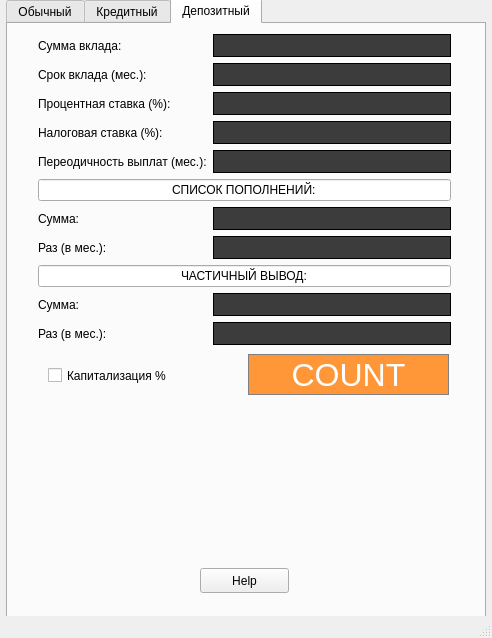
Old version of the form src/View/mainwindow.ui in the repository Lyub1m1y/SmartCalc_v1.0-0.
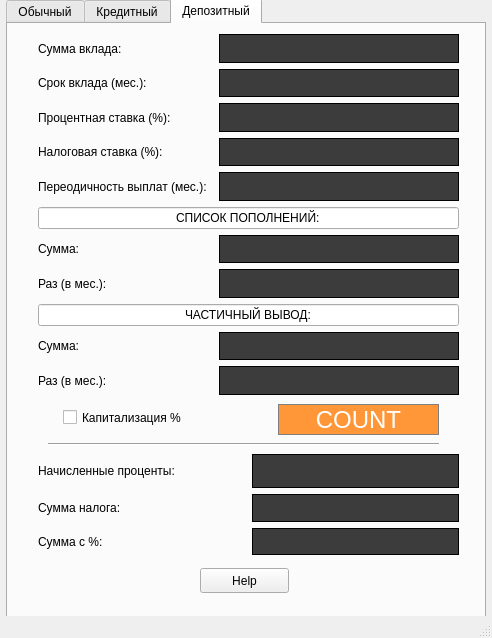
New version of the form. Custom widgets are drawn as their Qt base class.

Commit message: need fix ui and make backend for deposit calc

What changed in the file:
```diff
--- a/src/View/mainwindow.ui
+++ b/src/View/mainwindow.ui
@@ -1583,20 +1583,31 @@
        <rect>
         <x>30</x>
         <y>10</y>
-        <width>413</width>
-        <height>311</height>
+        <width>421</width>
+        <height>361</height>
        </rect>
       </property>
-      <layout class="QGridLayout" name="gridLayout_5">
-       <item row="3" column="0">
-        <widget class="QLabel" name="label_sum_credit_2">
-         <property name="text">
-          <string>Процентная ставка (%): </string>
+      <layout class="QGridLayout" name="gridLayout_5" columnstretch="0,0,0">
+       <property name="sizeConstraint">
+        <enum>QLayout::SetMinimumSize</enum>
+       </property>
+       <property name="rightMargin">
+        <number>0</number>
+       </property>
+       <property name="bottomMargin">
+        <number>0</number>
+       </property>
+       <property name="horizontalSpacing">
+        <number>6</number>
+       </property>
+       <item row="12" column="2">
+        <widget class="QLineEdit" name="edit_once_month_pop">
+         <property name="maximumSize">
+          <size>
+           <width>16777215</width>
+           <height>31</height>
+          </size>
          </property>
-        </widget>
-       </item>
-       <item row="3" column="1">
-        <widget class="QLineEdit" name="edit_sum_credit_2">
          <property name="styleSheet">
           <string notr="true">QLineEdit {
 	font: 22pt &quot;Helvetica&quot;;
@@ -1620,40 +1631,32 @@
          </property>
         </widget>
        </item>
-       <item row="4" column="1">
-        <widget class="QLineEdit" name="edit_sum_credit_3">
-         <property name="styleSheet">
-          <string notr="true">QLineEdit {
-	font: 22pt &quot;Helvetica&quot;;
-	background-color: rgb(60,60,60);
-	color: white;
-	border: 1px solid black;
-	padding: 5px;
-}</string>
-         </property>
+       <item row="6" column="0">
+        <widget class="QLabel" name="label_periodicity">
          <property name="text">
-          <string/>
+          <string>Переодичность выплат (мес.):</string>
          </property>
-         <property name="maxLength">
-          <number>32767</number>
-         </property>
-         <property name="alignment">
-          <set>Qt::AlignRight|Qt::AlignTrailing|Qt::AlignVCenter</set>
-         </property>
-         <property name="clearButtonEnabled">
-          <bool>false</bool>
-         </property>
         </widget>
        </item>
-       <item row="4" column="0">
-        <widget class="QLabel" name="label_sum_credit_3">
+       <item row="2" column="0">
+        <widget class="QLabel" name="label_term_deposit">
          <property name="text">
-          <string>Налоговая ставка (%):</string>
+          <string>Срок вклада (мес.):</string>
          </property>
         </widget>
        </item>
        <item row="8" column="0">
-        <widget class="QLabel" name="label_term_credit_6">
+        <widget class="QLabel" name="label_sum_add">
+         <property name="enabled">
+          <bool>true</bool>
+         </property>
+         <property name="text">
+          <string>Cумма:</string>
+         </property>
+        </widget>
+       </item>
+       <item row="12" column="0">
+        <widget class="QLabel" name="label_once_month_pop">
          <property name="enabled">
           <bool>true</bool>
          </property>
@@ -1662,30 +1665,38 @@
          </property>
         </widget>
        </item>
-       <item row="9" column="0" colspan="2">
-        <widget class="QLineEdit" name="lineEdit_17">
+       <item row="2" column="2">
+        <widget class="QLineEdit" name="edit_term_deposit">
+         <property name="maximumSize">
+          <size>
+           <width>16777215</width>
+           <height>31</height>
+          </size>
+         </property>
+         <property name="styleSheet">
+          <string notr="true">QLineEdit {
+	font: 22pt &quot;Helvetica&quot;;
+	background-color: rgb(60,60,60);
+	color: white;
+	border: 1px solid black;
+	padding: 5px;
+}</string>
+         </property>
          <property name="text">
-          <string>ЧАСТИЧНЫЙ ВЫВОД:</string>
+          <string/>
+         </property>
+         <property name="maxLength">
+          <number>32767</number>
          </property>
          <property name="alignment">
-          <set>Qt::AlignCenter</set>
+          <set>Qt::AlignRight|Qt::AlignTrailing|Qt::AlignVCenter</set>
          </property>
-         <property name="readOnly">
-          <bool>true</bool>
+         <property name="clearButtonEnabled">
+          <bool>false</bool>
          </property>
         </widget>
        </item>
-       <item row="10" column="0">
-        <widget class="QLabel" name="label_term_credit_5">
-         <property name="enabled">
-          <bool>true</bool>
-         </property>
-         <property name="text">
-          <string>Cумма:</string>
-         </property>
-        </widget>
-       </item>
-       <item row="6" column="0" colspan="2">
+       <item row="7" column="0" colspan="3">
         <widget class="QLineEdit" name="lineEdit_16">
          <property name="text">
           <string>СПИСОК ПОПОЛНЕНИЙ:</string>
@@ -1698,157 +1709,14 @@
          </property>
         </widget>
        </item>
-       <item row="5" column="1">
-        <widget class="QLineEdit" name="edit_sum_credit_4">
-         <property name="styleSheet">
-          <string notr="true">QLineEdit {
-	font: 22pt &quot;Helvetica&quot;;
-	background-color: rgb(60,60,60);
-	color: white;
-	border: 1px solid black;
-	padding: 5px;
-}</string>
+       <item row="11" column="2">
+        <widget class="QLineEdit" name="edit_sum_pop">
+         <property name="maximumSize">
+          <size>
+           <width>16777215</width>
+           <height>31</height>
+          </size>
          </property>
-         <property name="text">
-          <string/>
-         </property>
-         <property name="maxLength">
-          <number>32767</number>
-         </property>
-         <property name="alignment">
-          <set>Qt::AlignRight|Qt::AlignTrailing|Qt::AlignVCenter</set>
-         </property>
-         <property name="clearButtonEnabled">
-          <bool>false</bool>
-         </property>
-        </widget>
-       </item>
-       <item row="2" column="0">
-        <widget class="QLabel" name="label_interest_rate_2">
-         <property name="text">
-          <string>Срок вклада (мес.):</string>
-         </property>
-        </widget>
-       </item>
-       <item row="2" column="1">
-        <widget class="QLineEdit" name="edit_interest_rate_2">
-         <property name="styleSheet">
-          <string notr="true">QLineEdit {
-	font: 22pt &quot;Helvetica&quot;;
-	background-color: rgb(60,60,60);
-	color: white;
-	border: 1px solid black;
-	padding: 5px;
-}</string>
-         </property>
-         <property name="text">
-          <string/>
-         </property>
-         <property name="maxLength">
-          <number>32767</number>
-         </property>
-         <property name="alignment">
-          <set>Qt::AlignRight|Qt::AlignTrailing|Qt::AlignVCenter</set>
-         </property>
-         <property name="clearButtonEnabled">
-          <bool>false</bool>
-         </property>
-        </widget>
-       </item>
-       <item row="8" column="1">
-        <widget class="QLineEdit" name="edit_sum_credit_6">
-         <property name="styleSheet">
-          <string notr="true">QLineEdit {
-	font: 22pt &quot;Helvetica&quot;;
-	background-color: rgb(60,60,60);
-	color: white;
-	border: 1px solid black;
-	padding: 5px;
-}</string>
-         </property>
-         <property name="text">
-          <string/>
-         </property>
-         <property name="maxLength">
-          <number>32767</number>
-         </property>
-         <property name="alignment">
-          <set>Qt::AlignRight|Qt::AlignTrailing|Qt::AlignVCenter</set>
-         </property>
-         <property name="clearButtonEnabled">
-          <bool>false</bool>
-         </property>
-        </widget>
-       </item>
-       <item row="10" column="1">
-        <widget class="QLineEdit" name="edit_sum_credit_7">
-         <property name="styleSheet">
-          <string notr="true">QLineEdit {
-	font: 22pt &quot;Helvetica&quot;;
-	background-color: rgb(60,60,60);
-	color: white;
-	border: 1px solid black;
-	padding: 5px;
-}</string>
-         </property>
-         <property name="text">
-          <string/>
-         </property>
-         <property name="maxLength">
-          <number>32767</number>
-         </property>
-         <property name="alignment">
-          <set>Qt::AlignRight|Qt::AlignTrailing|Qt::AlignVCenter</set>
-         </property>
-         <property name="clearButtonEnabled">
-          <bool>false</bool>
-         </property>
-        </widget>
-       </item>
-       <item row="0" column="1">
-        <widget class="QLineEdit" name="edit_term_credit_2">
-         <property name="styleSheet">
-          <string notr="true">QLineEdit {
-	font: 22pt &quot;Helvetica&quot;;
-	background-color: rgb(60,60,60);
-	color: white;
-	border: 1px solid black;
-	padding: 5px;
-}</string>
-         </property>
-         <property name="text">
-          <string/>
-         </property>
-         <property name="maxLength">
-          <number>32767</number>
-         </property>
-         <property name="alignment">
-          <set>Qt::AlignRight|Qt::AlignTrailing|Qt::AlignVCenter</set>
-         </property>
-         <property name="clearButtonEnabled">
-          <bool>false</bool>
-         </property>
-        </widget>
-       </item>
-       <item row="7" column="0">
-        <widget class="QLabel" name="label_term_credit_3">
-         <property name="enabled">
-          <bool>true</bool>
-         </property>
-         <property name="text">
-          <string>Cумма:</string>
-         </property>
-        </widget>
-       </item>
-       <item row="5" column="0">
-        <widget class="QLabel" name="label_sum_credit_4">
-         <property name="text">
-          <string>Переодичность выплат (мес.):</string>
-         </property>
-        </widget>
-       </item>
-       <item row="7" column="1">
-        <widget class="QLineEdit" name="edit_sum_credit_5">
          <property name="styleSheet">
           <string notr="true">QLineEdit {
 	font: 22pt &quot;Helvetica&quot;;
@@ -1883,7 +1751,230 @@
         </widget>
        </item>
        <item row="11" column="0">
-        <widget class="QLabel" name="label_term_credit_4">
+        <widget class="QLabel" name="label_sum_pop">
+         <property name="enabled">
+          <bool>true</bool>
+         </property>
+         <property name="text">
+          <string>Cумма:</string>
+         </property>
+        </widget>
+       </item>
+       <item row="5" column="0">
+        <widget class="QLabel" name="label_tax_rate">
+         <property name="text">
+          <string>Налоговая ставка (%):</string>
+         </property>
+        </widget>
+       </item>
+       <item row="9" column="2">
+        <widget class="QLineEdit" name="edit_once_month_add">
+         <property name="maximumSize">
+          <size>
+           <width>16777215</width>
+           <height>31</height>
+          </size>
+         </property>
+         <property name="styleSheet">
+          <string notr="true">QLineEdit {
+	font: 22pt &quot;Helvetica&quot;;
+	background-color: rgb(60,60,60);
+	color: white;
+	border: 1px solid black;
+	padding: 5px;
+}</string>
+         </property>
+         <property name="text">
+          <string/>
+         </property>
+         <property name="maxLength">
+          <number>32767</number>
+         </property>
+         <property name="alignment">
+          <set>Qt::AlignRight|Qt::AlignTrailing|Qt::AlignVCenter</set>
+         </property>
+         <property name="clearButtonEnabled">
+          <bool>false</bool>
+         </property>
+        </widget>
+       </item>
+       <item row="10" column="0" colspan="3">
+        <widget class="QLineEdit" name="lineEdit_17">
+         <property name="text">
+          <string>ЧАСТИЧНЫЙ ВЫВОД:</string>
+         </property>
+         <property name="alignment">
+          <set>Qt::AlignCenter</set>
+         </property>
+         <property name="readOnly">
+          <bool>true</bool>
+         </property>
+        </widget>
+       </item>
+       <item row="5" column="2">
+        <widget class="QLineEdit" name="edit_tax_rate">
+         <property name="maximumSize">
+          <size>
+           <width>16777215</width>
+           <height>31</height>
+          </size>
+         </property>
+         <property name="styleSheet">
+          <string notr="true">QLineEdit {
+	font: 22pt &quot;Helvetica&quot;;
+	background-color: rgb(60,60,60);
+	color: white;
+	border: 1px solid black;
+	padding: 5px;
+}</string>
+         </property>
+         <property name="text">
+          <string/>
+         </property>
+         <property name="maxLength">
+          <number>32767</number>
+         </property>
+         <property name="alignment">
+          <set>Qt::AlignRight|Qt::AlignTrailing|Qt::AlignVCenter</set>
+         </property>
+         <property name="clearButtonEnabled">
+          <bool>false</bool>
+         </property>
+        </widget>
+       </item>
+       <item row="6" column="2">
+        <widget class="QLineEdit" name="edit_periodicity">
+         <property name="maximumSize">
+          <size>
+           <width>16777215</width>
+           <height>31</height>
+          </size>
+         </property>
+         <property name="styleSheet">
+          <string notr="true">QLineEdit {
+	font: 22pt &quot;Helvetica&quot;;
+	background-color: rgb(60,60,60);
+	color: white;
+	border: 1px solid black;
+	padding: 5px;
+}</string>
+         </property>
+         <property name="text">
+          <string/>
+         </property>
+         <property name="maxLength">
+          <number>32767</number>
+         </property>
+         <property name="alignment">
+          <set>Qt::AlignRight|Qt::AlignTrailing|Qt::AlignVCenter</set>
+         </property>
+         <property name="clearButtonEnabled">
+          <bool>false</bool>
+         </property>
+        </widget>
+       </item>
+       <item row="3" column="0">
+        <widget class="QLabel" name="label_interest_rate_deposit">
+         <property name="text">
+          <string>Процентная ставка (%): </string>
+         </property>
+        </widget>
+       </item>
+       <item row="3" column="2">
+        <widget class="QLineEdit" name="edit_interest_rate_deposit">
+         <property name="maximumSize">
+          <size>
+           <width>16777215</width>
+           <height>31</height>
+          </size>
+         </property>
+         <property name="styleSheet">
+          <string notr="true">QLineEdit {
+	font: 22pt &quot;Helvetica&quot;;
+	background-color: rgb(60,60,60);
+	color: white;
+	border: 1px solid black;
+	padding: 5px;
+}</string>
+         </property>
+         <property name="text">
+          <string/>
+         </property>
+         <property name="maxLength">
+          <number>32767</number>
+         </property>
+         <property name="alignment">
+          <set>Qt::AlignRight|Qt::AlignTrailing|Qt::AlignVCenter</set>
+         </property>
+         <property name="clearButtonEnabled">
+          <bool>false</bool>
+         </property>
+        </widget>
+       </item>
+       <item row="8" column="2">
+        <widget class="QLineEdit" name="edit_sum_add">
+         <property name="maximumSize">
+          <size>
+           <width>16777215</width>
+           <height>31</height>
+          </size>
+         </property>
+         <property name="styleSheet">
+          <string notr="true">QLineEdit {
+	font: 22pt &quot;Helvetica&quot;;
+	background-color: rgb(60,60,60);
+	color: white;
+	border: 1px solid black;
+	padding: 5px;
+}</string>
+         </property>
+         <property name="text">
+          <string/>
+         </property>
+         <property name="maxLength">
+          <number>32767</number>
+         </property>
+         <property name="alignment">
+          <set>Qt::AlignRight|Qt::AlignTrailing|Qt::AlignVCenter</set>
+         </property>
+         <property name="clearButtonEnabled">
+          <bool>false</bool>
+         </property>
+        </widget>
+       </item>
+       <item row="0" column="2">
+        <widget class="QLineEdit" name="edit_sum_deposit">
+         <property name="maximumSize">
+          <size>
+           <width>16777215</width>
+           <height>31</height>
+          </size>
+         </property>
+         <property name="styleSheet">
+          <string notr="true">QLineEdit {
+	font: 22pt &quot;Helvetica&quot;;
+	background-color: rgb(60,60,60);
+	color: white;
+	border: 1px solid black;
+	padding: 5px;
+}</string>
+         </property>
+         <property name="text">
+          <string/>
+         </property>
+         <property name="maxLength">
+          <number>32767</number>
+         </property>
+         <property name="alignment">
+          <set>Qt::AlignRight|Qt::AlignTrailing|Qt::AlignVCenter</set>
+         </property>
+         <property name="clearButtonEnabled">
+          <bool>false</bool>
+         </property>
+        </widget>
+       </item>
+       <item row="9" column="0">
+        <widget class="QLabel" name="label_once_month_add">
          <property name="enabled">
           <bool>true</bool>
          </property>
@@ -1892,29 +1983,123 @@
          </property>
         </widget>
        </item>
-       <item row="11" column="1">
-        <widget class="QLineEdit" name="edit_sum_credit_8">
+      </layout>
+     </widget>
+     <widget class="QCheckBox" name="checkBox_capitalization">
+      <property name="geometry">
+       <rect>
+        <x>55</x>
+        <y>382</y>
+        <width>171</width>
+        <height>23</height>
+       </rect>
+      </property>
+      <property name="text">
+       <string>Капитализация %</string>
+      </property>
+     </widget>
+     <widget class="Line" name="line_3">
+      <property name="geometry">
+       <rect>
+        <x>40</x>
+        <y>410</y>
+        <width>391</width>
+        <height>20</height>
+       </rect>
+      </property>
+      <property name="orientation">
+       <enum>Qt::Horizontal</enum>
+      </property>
+     </widget>
+     <widget class="QWidget" name="gridLayoutWidget_8">
+      <property name="geometry">
+       <rect>
+        <x>30</x>
+        <y>430</y>
+        <width>421</width>
+        <height>101</height>
+       </rect>
+      </property>
+      <layout class="QGridLayout" name="gridLayout_6">
+       <item row="4" column="0">
+        <widget class="QLabel" name="label_sum_interest">
+         <property name="text">
+          <string>Сумма с %:</string>
+         </property>
+        </widget>
+       </item>
+       <item row="3" column="0">
+        <widget class="QLabel" name="label_sum_tax">
+         <property name="text">
+          <string>Сумма налога:</string>
+         </property>
+        </widget>
+       </item>
+       <item row="2" column="0">
+        <widget class="QLabel" name="label_accrued_interest">
+         <property name="enabled">
+          <bool>true</bool>
+         </property>
+         <property name="text">
+          <string>Начисленные проценты:</string>
+         </property>
+        </widget>
+       </item>
+       <item row="2" column="1">
+        <widget class="QLabel" name="output_accrued_interest">
+         <property name="font">
+          <font>
+           <family>Helvetica</family>
+           <pointsize>14</pointsize>
+           <weight>50</weight>
+           <italic>false</italic>
+           <bold>false</bold>
+          </font>
+         </property>
          <property name="styleSheet">
-          <string notr="true">QLineEdit {
-	font: 22pt &quot;Helvetica&quot;;
-	background-color: rgb(60,60,60);
-	color: white;
-	border: 1px solid black;
-	padding: 5px;
-}</string>
+          <string notr="true">QLabel {
+            font: 14pt &quot;Helvetica&quot;;
+	        background-color: rgb(60,60,60);
+            color: white;
+            border: 1px solid black;
+            padding: 5px;
+            }</string>
          </property>
          <property name="text">
           <string/>
          </property>
-         <property name="maxLength">
-          <number>32767</number>
+        </widget>
+       </item>
+       <item row="3" column="1">
+        <widget class="QLabel" name="output_sum_tax">
+         <property name="styleSheet">
+          <string notr="true">QLabel {
+            font: 14pt &quot;Helvetica&quot;;
+	        background-color: rgb(60,60,60);
+            color: white;
+            border: 1px solid black;
+            padding: 5px;
+            }</string>
          </property>
-         <property name="alignment">
-          <set>Qt::AlignRight|Qt::AlignTrailing|Qt::AlignVCenter</set>
+         <property name="text">
+          <string/>
          </property>
-         <property name="clearButtonEnabled">
-          <bool>false</bool>
+        </widget>
+       </item>
+       <item row="4" column="1">
+        <widget class="QLabel" name="output_sum_interest">
+         <property name="styleSheet">
+          <string notr="true">QLabel {
+            font: 14pt &quot;Helvetica&quot;;
+	        background-color: rgb(60,60,60);
+            color: white;
+            border: 1px solid black;
+            padding: 5px;
+            }</string>
          </property>
+         <property name="text">
+          <string/>
+         </property>
         </widget>
        </item>
       </layout>
@@ -1922,15 +2107,15 @@
      <widget class="QPushButton" name="count_credit_2">
       <property name="geometry">
        <rect>
-        <x>240</x>
-        <y>330</y>
-        <width>201</width>
-        <height>41</height>
+        <x>270</x>
+        <y>380</y>
+        <width>161</width>
+        <height>31</height>
        </rect>
       </property>
       <property name="font">
        <font>
-        <pointsize>24</pointsize>
+        <pointsize>18</pointsize>
        </font>
       </property>
       <property name="styleSheet">
@@ -1949,19 +2134,6 @@
        <string>COUNT</string>
       </property>
      </widget>
-     <widget class="QCheckBox" name="checkBox_dep">
-      <property name="geometry">
-       <rect>
-        <x>40</x>
-        <y>340</y>
-        <width>171</width>
-        <height>23</height>
-       </rect>
-      </property>
-      <property name="text">
-       <string>Капитализация %</string>
-      </property>
-     </widget>
     </widget>
    </widget>
    <widget class="QPushButton" name="Help">
```
Left out of the diff: 4 changed lines with no effect on the pictures.
